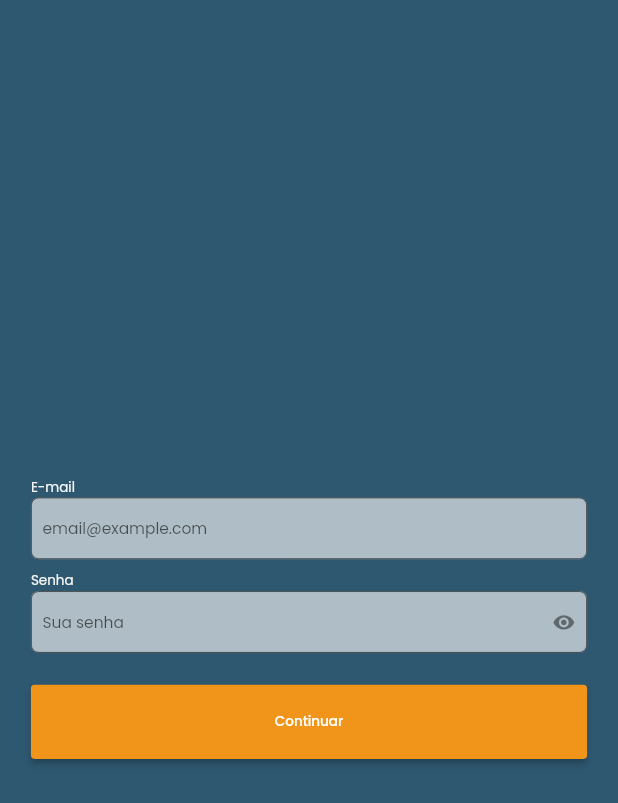
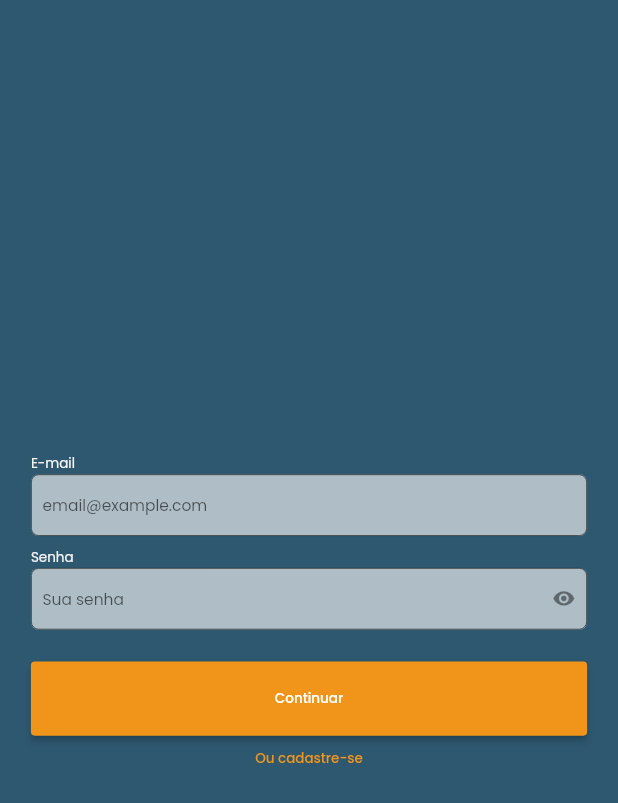
Before and after one commit to lmtsufape/nutricao-animal-app, a Flutter app: the screen it shows after launch, on a phone screen of 412 x 824 dp. Shown: the top 803 px of the screen. Run offline on Flutter 3.47's test engine with Material 2 defaults, Android fonts, the phone set to English and light mode, and no system bars; our stand-ins replace device_preview, dio, google_fonts, responsive_framework.

Commit message:
Update on sign_in screen.

```diff
--- a/lib/app.dart
+++ b/lib/app.dart
@@ -3,6 +3,7 @@ import 'package:flutter/material.dart';
 import 'package:responsive_framework/responsive_wrapper.dart';
 import 'package:thunderapp/screens/screens_index.dart';
 import 'package:thunderapp/screens/sign%20in/sign_in_screen.dart';
+import 'package:thunderapp/screens/sign%20up/sign_up_screen.dart';
 import 'package:thunderapp/shared/constants/app_theme.dart';
 
 import 'screens/home/home_screen.dart';
@@ -37,6 +38,7 @@ class App extends StatelessWidget {
         Screens.splash: (BuildContext context) => const SplashScreen(),
         Screens.home: (BuildContext context) => const HomeScreen(),
         Screens.signin: (BuildContext context) => const SignInScreen(),
+        Screens.signup: (BuildContext context) => const SignUpScreen(),
       },
     );
   }
--- a/lib/screens/screens_index.dart
+++ b/lib/screens/screens_index.dart
@@ -6,4 +6,5 @@ class Screens {
   static const String home = '/home';
   static const String splash = '/splash';
   static const String signin = '/sign_in';
+  static const String signup = '/sign_up';
 }
--- a/lib/screens/sign in/sign_in_screen.dart
+++ b/lib/screens/sign in/sign_in_screen.dart
@@ -1,8 +1,10 @@
 import 'package:flutter/material.dart';
+import 'package:flutter/widgets.dart';
 import 'package:provider/provider.dart';
 import 'package:thunderapp/components/buttons/primary_button.dart';
 import 'package:thunderapp/components/forms/custom_text_form_field.dart';
 import 'package:thunderapp/components/utils/vertical_spacer_box.dart';
+import 'package:thunderapp/screens/screens_index.dart';
 import 'package:thunderapp/screens/sign%20in/sign_in_controller.dart';
 
 import 'package:thunderapp/shared/constants/app_number_constants.dart';
@@ -57,7 +59,19 @@ class SignInScreen extends StatelessWidget {
                         : PrimaryButton(
                             text: 'Continuar',
                             onPressed: () => controller.signIn(context)),
-                    const Spacer()
+                    Row(
+                      children: <Widget>[
+                        TextButton(
+                          child: const Text('Ou cadastre-se'),
+                          style: TextButton.styleFrom(primary: kDetailColor),
+                          onPressed: () {
+                            Navigator.pushNamed(context, Screens.signup);
+                          },
+                        ),
+                      ],
+                      mainAxisAlignment: MainAxisAlignment.center,
+                    ),
+                    const Spacer(),
                   ],
                 ),
               ),
--- a/lib/screens/sign up/sign_up_screen.dart
+++ b/lib/screens/sign up/sign_up_screen.dart
@@ -12,6 +12,8 @@ class SignUpScreen extends StatefulWidget {
 class _SignUpScreenState extends State<SignUpScreen> {
   @override
   Widget build(BuildContext context) {
-    return Scaffold();
+    return Scaffold(
+      appBar: AppBar(title: const Text('SIGNUP')),
+    );
   }
 }
```
Also changed, not shown: lib/screens/sign up/sign_up_controller.dart (+9 -0 lines).
